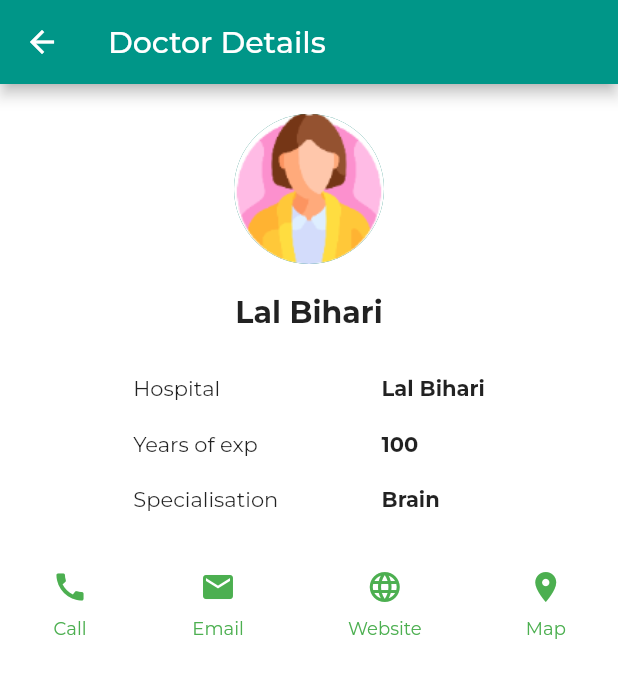
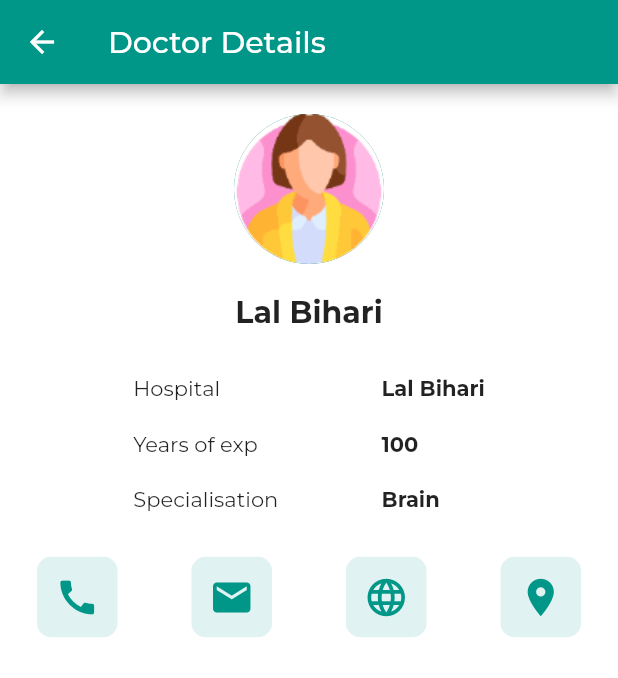
Before and after one commit to SIH-Team-Epione/Flutter-app-Epione, a Flutter app: the DoctorDetailsScreen screen opened directly with empty values, on a phone screen of 412 x 824 dp. Shown: the top 678 px of the screen. Run offline on Flutter 3.47's test engine with Material 2 defaults, Android fonts, the phone set to English and light mode, and no system bars; our stand-ins replace flutter_svg, get, google_fonts; missing offline and left inert: flutter_email_sender, maps_launcher; project files that could hold a hidden picture were left out.

Commit message:
UI Updates.

```diff
--- a/lib/screens/doctor_details_screen.dart
+++ b/lib/screens/doctor_details_screen.dart
@@ -1,5 +1,6 @@
 import 'package:flutter/material.dart';
 import 'package:flutter_email_sender/flutter_email_sender.dart';
+import 'package:get/get.dart';
 import 'package:maps_launcher/maps_launcher.dart';
 import 'package:quiz_app/models/Doctors.dart';
 import 'package:url_launcher/url_launcher.dart';
@@ -101,10 +102,10 @@ class _DoctorDetailsScreenState extends State<DoctorDetailsScreen> {
               child: Row(
                 mainAxisAlignment: MainAxisAlignment.spaceAround,
                 children: [
-                  _buildButtonColumn(Colors.green, Icons.call, 'Call', 0),
-                  _buildButtonColumn(Colors.green, Icons.mail, 'Email', 1),
-                  _buildButtonColumn(Colors.green, Icons.language, 'Website', 2),
-                  _buildButtonColumn(Colors.green, Icons.location_on, 'Map', 3),
+                  _buildButtonColumn(Colors.teal.shade500, Icons.call, 'Call', 0),
+                  _buildButtonColumn(Colors.teal.shade500, Icons.mail, 'Email', 1),
+                  _buildButtonColumn(Colors.teal.shade500, Icons.language, 'Website', 2),
+                  _buildButtonColumn(Colors.teal.shade500, Icons.location_on, 'Map', 3),
                 ],
               ),
             )
@@ -164,23 +165,14 @@ class _DoctorDetailsScreenState extends State<DoctorDetailsScreen> {
       onTap: () {
         itemClickHandler(position);
       },
-      child: Padding(
-        padding: const EdgeInsets.all(8.0),
+      child: ClipRRect(
+        borderRadius: BorderRadius.all(Radius.circular(10)),
         child: Column(
-          mainAxisSize: MainAxisSize.min,
-          mainAxisAlignment: MainAxisAlignment.center,
           children: [
-            Icon(icon, color: color),
             Container(
-              margin: const EdgeInsets.only(top: 8),
-              child: Text(
-                label,
-                style: TextStyle(
-                  fontSize: 12,
-                  fontWeight: FontWeight.w400,
-                  color: color,
-                ),
-              ),
+              color: Colors.teal.shade50,
+              padding: EdgeInsets.all(12.0),
+              child: Icon(icon, size: 30, color: color,),
             ),
           ],
         ),
```
